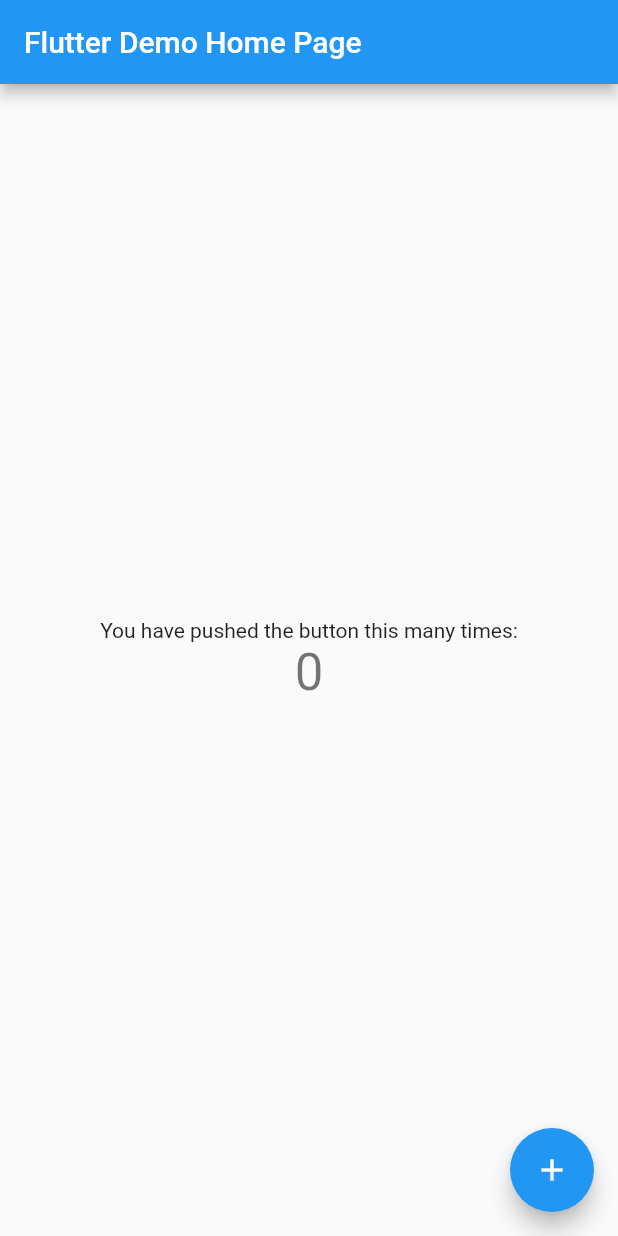
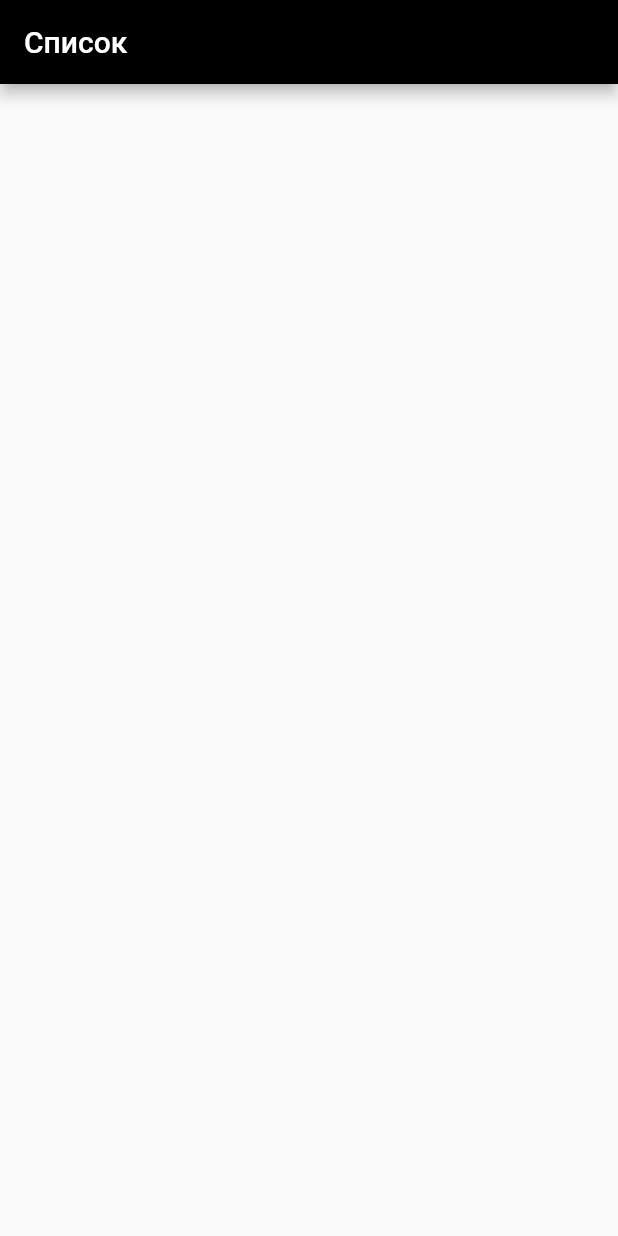
Before and after one commit to yarikthe/flutter-unsplash-app, a Flutter app: the screen it shows after launch, on a phone screen of 412 x 824 dp. Run offline on Flutter 3.47's test engine with Material 2 defaults, Android fonts, the phone set to English and light mode, and no system bars; our stand-ins replace get.

```diff
--- a/app/lib/main.dart
+++ b/app/lib/main.dart
@@ -1,4 +1,6 @@
+import 'package:app/screen/home_screen.dart';
 import 'package:flutter/material.dart';
+import 'package:get/get.dart';
 
 void main() {
   runApp(const MyApp());
@@ -10,106 +12,11 @@ class MyApp extends StatelessWidget {
   // This widget is the root of your application.
   @override
   Widget build(BuildContext context) {
-    return MaterialApp(
-      title: 'Flutter Demo',
-      theme: ThemeData(
-        // This is the theme of your application.
-        //
-        // Try running your application with "flutter run". You'll see the
-        // application has a blue toolbar. Then, without quitting the app, try
-        // changing the primarySwatch below to Colors.green and then invoke
-        // "hot reload" (press "r" in the console where you ran "flutter run",
-        // or simply save your changes to "hot reload" in a Flutter IDE).
-        // Notice that the counter didn't reset back to zero; the application
-        // is not restarted.
-        primarySwatch: Colors.blue,
-      ),
-      home: const MyHomePage(title: 'Flutter Demo Home Page'),
+    return GetMaterialApp(
+      debugShowCheckedModeBanner: false,
+      title: 'Unsplash Test App',
+      themeMode: ThemeMode.system,
+      home: HomeScreen(),
     );
   }
 }
-
-class MyHomePage extends StatefulWidget {
-  const MyHomePage({Key? key, required this.title}) : super(key: key);
-
-  // This widget is the home page of your application. It is stateful, meaning
-  // that it has a State object (defined below) that contains fields that affect
-  // how it looks.
-
-  // This class is the configuration for the state. It holds the values (in this
-  // case the title) provided by the parent (in this case the App widget) and
-  // used by the build method of the State. Fields in a Widget subclass are
-  // always marked "final".
-
-  final String title;
-
-  @override
-  State<MyHomePage> createState() => _MyHomePageState();
-}
-
-class _MyHomePageState extends State<MyHomePage> {
-  int _counter = 0;
-
-  void _incrementCounter() {
-    setState(() {
-      // This call to setState tells the Flutter framework that something has
-      // changed in this State, which causes it to rerun the build method below
-      // so that the display can reflect the updated values. If we changed
-      // _counter without calling setState(), then the build method would not be
-      // called again, and so nothing would appear to happen.
-      _counter++;
-    });
-  }
-
-  @override
-  Widget build(BuildContext context) {
-    // This method is rerun every time setState is called, for instance as done
-    // by the _incrementCounter method above.
-    //
-    // The Flutter framework has been optimized to make rerunning build methods
-    // fast, so that you can just rebuild anything that needs updating rather
-    // than having to individually change instances of widgets.
-    return Scaffold(
-      appBar: AppBar(
-        // Here we take the value from the MyHomePage object that was created by
-        // the App.build method, and use it to set our appbar title.
-        title: Text(widget.title),
-      ),
-      body: Center(
-        // Center is a layout widget. It takes a single child and positions it
-        // in the middle of the parent.
-        child: Column(
-          // Column is also a layout widget. It takes a list of children and
-          // arranges them vertically. By default, it sizes itself to fit its
-          // children horizontally, and tries to be as tall as its parent.
-          //
-          // Invoke "debug painting" (press "p" in the console, choose the
-          // "Toggle Debug Paint" action from the Flutter Inspector in Android
-          // Studio, or the "Toggle Debug Paint" command in Visual Studio Code)
-          // to see the wireframe for each widget.
-          //
-          // Column has various properties to control how it sizes itself and
-          // how it positions its children. Here we use mainAxisAlignment to
-          // center the children vertically; the main axis here is the vertical
-          // axis because Columns are vertical (the cross axis would be
-          // horizontal).
-          mainAxisAlignment: MainAxisAlignment.center,
-          children: <Widget>[
-            const Text(
-              'You have pushed the button this many times:',
-            ),
-            Text(
-              '$_counter',
-              style: Theme.of(context).textTheme.headline4,
-            ),
-          ],
-        ),
-      ),
-      floatingActionButton: FloatingActionButton(
-        onPressed: _incrementCounter,
-        tooltip: 'Increment',
-        child: const Icon(Icons.add),
-      ), // This trailing comma makes auto-formatting nicer for build methods.
-    );
-  }
-}
--- /dev/null
+++ b/app/lib/screen/home_screen.dart
@@ -0,0 +1,27 @@
+import 'package:flutter/material.dart';
+import 'package:flutter/src/foundation/key.dart';
+import 'package:flutter/src/widgets/framework.dart';
+
+class HomeScreen extends StatefulWidget {
+  const HomeScreen({Key? key}) : super(key: key);
+
+  @override
+  State<HomeScreen> createState() => _HomeScreenState();
+}
+
+class _HomeScreenState extends State<HomeScreen> {
+  @override
+  Widget build(BuildContext context) {
+    return Scaffold(
+      appBar: AppBar(
+        backgroundColor: Colors.black,
+        title: Text('Список'),
+      ),
+      body: SafeArea(child: Container(
+        padding: EdgeInsets.all(10),
+        child: Column(children: [
+
+      ],))),
+    );
+  }
+}
```
Also changed, not shown: app/lib/components/model/image_model.dart (added, +48 -0 lines), app/lib/components/model/user_model.dart (added, +30 -0 lines), app/lib/screen/photo_screen.dart (added, +26 -0 lines), app/lib/service/api/api_method.dart (added, +18 -0 lines), app/lib/service/api/image_api.dart (added, +30 -0 lines), app/lib/widgets/card/image_card.dart (added, +12 -0 lines), app/lib/widgets/card/user_card.dart (added, +12 -0 lines), app/lib/components/controller/image_controller.dart (added), 3 other files.
